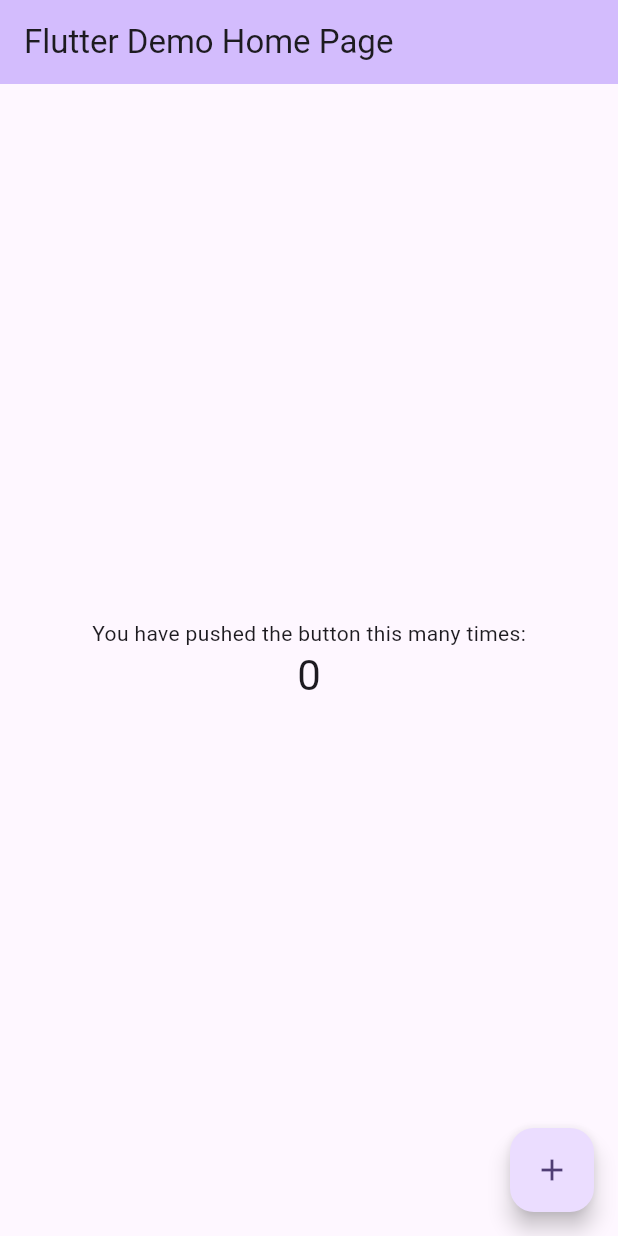
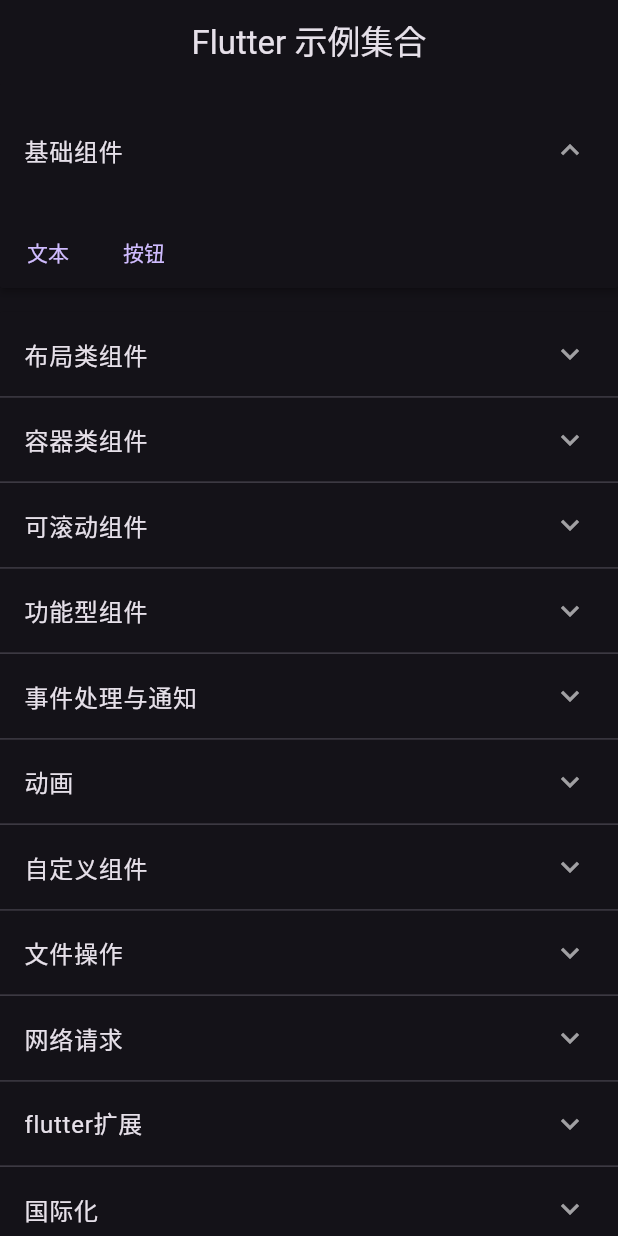
Before and after one commit to iotzzh/zh-flutter-demos, a Flutter app: the screen it shows after launch, on a phone screen of 412 x 824 dp. Run offline on Flutter 3.47's test engine with Material 2 defaults, Android fonts, the phone set to English and light mode, and no system bars.

Commit message:
初始化代码

```diff
--- a/lib/main.dart
+++ b/lib/main.dart
@@ -1,125 +1,222 @@
 import 'package:flutter/material.dart';
+import 'package:zh_flutter_demos/views/basic/text_style.dart';
 
-void main() {
-  runApp(const MyApp());
-}
+void main() => runApp(const MyApp());
 
 class MyApp extends StatelessWidget {
   const MyApp({super.key});
 
-  // This widget is the root of your application.
+  static const String _title = 'Flutter 示例集合';
+
   @override
   Widget build(BuildContext context) {
     return MaterialApp(
-      title: 'Flutter Demo',
-      theme: ThemeData(
-        // This is the theme of your application.
-        //
-        // TRY THIS: Try running your application with "flutter run". You'll see
-        // the application has a blue toolbar. Then, without quitting the app,
-        // try changing the seedColor in the colorScheme below to Colors.green
-        // and then invoke "hot reload" (save your changes or press the "hot
-        // reload" button in a Flutter-supported IDE, or press "r" if you used
-        // the command line to start the app).
-        //
-        // Notice that the counter didn't reset back to zero; the application
-        // state is not lost during the reload. To reset the state, use hot
-        // restart instead.
-        //
-        // This works for code too, not just values: Most code changes can be
-        // tested with just a hot reload.
-        colorScheme: ColorScheme.fromSeed(seedColor: Colors.deepPurple),
-        useMaterial3: true,
+      title: _title,
+      theme: ThemeData.dark(useMaterial3: true),
+      home: Scaffold(
+        appBar: AppBar(title: const Text(_title), centerTitle: true),
+        body: const MyStatefulWidget(),
       ),
-      home: const MyHomePage(title: 'Flutter Demo Home Page'),
+      routes: {
+        'text_style': (context) => const ZHTextStyle(),
+      },
     );
   }
 }
 
-class MyHomePage extends StatefulWidget {
-  const MyHomePage({super.key, required this.title});
+// stores ExpansionPanel state information
+class Item {
+  Item({
+    required this.headerValue,
+    required this.buttons,
+    this.isExpanded = false,
+  });
 
-  // This widget is the home page of your application. It is stateful, meaning
-  // that it has a State object (defined below) that contains fields that affect
-  // how it looks.
+  String headerValue;
+  bool isExpanded;
+  List<ItemButton> buttons;
+}
 
-  // This class is the configuration for the state. It holds the values (in this
-  // case the title) provided by the parent (in this case the App widget) and
-  // used by the build method of the State. Fields in a Widget subclass are
-  // always marked "final".
+class ItemButton {
+  ItemButton({
+    required this.text,
+    required this.routeName,
+  });
+  String text;
+  String routeName;
+}
 
-  final String title;
+List<Item> generateItems() {
+  var items = [
+    Item(headerValue: '基础组件', buttons: [
+      ItemButton(
+        text: '文本',
+        routeName: 'text_style',
+      ),
+      ItemButton(
+        text: '按钮',
+        routeName: 'text_style',
+      )
+    ]),
+    Item(headerValue: '布局类组件', buttons: [
+      ItemButton(
+        text: '文本',
+        routeName: 'text_style',
+      )
+    ]),
+    Item(headerValue: '容器类组件', buttons: [
+      ItemButton(
+        text: '文本',
+        routeName: 'text_style',
+      )
+    ]),
+    Item(headerValue: '可滚动组件', buttons: [
+      ItemButton(
+        text: '文本',
+        routeName: 'text_style',
+      )
+    ]),
+    Item(headerValue: '功能型组件', buttons: [
+      ItemButton(
+        text: '文本',
+        routeName: 'text_style',
+      )
+    ]),
+    Item(headerValue: '事件处理与通知', buttons: [
+      ItemButton(
+        text: '文本',
+        routeName: 'text_style',
+      )
+    ]),
+    Item(headerValue: '动画', buttons: [
+      ItemButton(
+        text: '文本',
+        routeName: 'text_style',
+      )
+    ]),
+    Item(headerValue: '自定义组件', buttons: [
+      ItemButton(
+        text: '文本',
+        routeName: 'text_style',
+      )
+    ]),
+    Item(headerValue: '文件操作', buttons: [
+      ItemButton(
+        text: '文本',
+        routeName: 'text_style',
+      )
+    ]),
+    Item(headerValue: '网络请求', buttons: [
+      ItemButton(
+        text: '文本',
+        routeName: 'text_style',
+      )
+    ]),
+    Item(headerValue: 'flutter扩展', buttons: [
+      ItemButton(
+        text: '文本',
+        routeName: 'text_style',
+      )
+    ]),
+    Item(headerValue: '国际化', buttons: [
+      ItemButton(
+        text: '文本',
+        routeName: 'text_style',
+      )
+    ]),
+    Item(headerValue: '其他', buttons: [
+      ItemButton(
+        text: '文本',
+        routeName: 'text_style',
+      )
+    ]),
+  ];
+
+  return List<Item>.generate(items.length, (int index) {
+    return Item(
+      headerValue: items[index].headerValue,
+      isExpanded: index == 0,
+      buttons: items[index].buttons,
+    );
+  });
+}
+
+class MyStatefulWidget extends StatefulWidget {
+  const MyStatefulWidget({super.key});
 
   @override
-  State<MyHomePage> createState() => _MyHomePageState();
+  State<MyStatefulWidget> createState() => _MyStatefulWidgetState();
 }
 
-class _MyHomePageState extends State<MyHomePage> {
-  int _counter = 0;
-
-  void _incrementCounter() {
-    setState(() {
-      // This call to setState tells the Flutter framework that something has
-      // changed in this State, which causes it to rerun the build method below
-      // so that the display can reflect the updated values. If we changed
-      // _counter without calling setState(), then the build method would not be
-      // called again, and so nothing would appear to happen.
-      _counter++;
-    });
-  }
+class _MyStatefulWidgetState extends State<MyStatefulWidget> {
+  final List<Item> _data = generateItems();
 
   @override
   Widget build(BuildContext context) {
-    // This method is rerun every time setState is called, for instance as done
-    // by the _incrementCounter method above.
-    //
-    // The Flutter framework has been optimized to make rerunning build methods
-    // fast, so that you can just rebuild anything that needs updating rather
-    // than having to individually change instances of widgets.
-    return Scaffold(
-      appBar: AppBar(
-        // TRY THIS: Try changing the color here to a specific color (to
-        // Colors.amber, perhaps?) and trigger a hot reload to see the AppBar
-        // change color while the other colors stay the same.
-        backgroundColor: Theme.of(context).colorScheme.inversePrimary,
-        // Here we take the value from the MyHomePage object that was created by
-        // the App.build method, and use it to set our appbar title.
-        title: Text(widget.title),
+    return SingleChildScrollView(
+      child: Container(
+        child: _buildPanel(),
       ),
-      body: Center(
-        // Center is a layout widget. It takes a single child and positions it
-        // in the middle of the parent.
-        child: Column(
-          // Column is also a layout widget. It takes a list of children and
-          // arranges them vertically. By default, it sizes itself to fit its
-          // children horizontally, and tries to be as tall as its parent.
-          //
-          // Column has various properties to control how it sizes itself and
-          // how it positions its children. Here we use mainAxisAlignment to
-          // center the children vertically; the main axis here is the vertical
-          // axis because Columns are vertical (the cross axis would be
-          // horizontal).
-          //
-          // TRY THIS: Invoke "debug painting" (choose the "Toggle Debug Paint"
-          // action in the IDE, or press "p" in the console), to see the
-          // wireframe for each widget.
-          mainAxisAlignment: MainAxisAlignment.center,
-          children: <Widget>[
-            const Text(
-              'You have pushed the button this many times:',
-            ),
-            Text(
-              '$_counter',
-              style: Theme.of(context).textTheme.headlineMedium,
-            ),
-          ],
-        ),
-      ),
-      floatingActionButton: FloatingActionButton(
-        onPressed: _incrementCounter,
-        tooltip: 'Increment',
-        child: const Icon(Icons.add),
-      ), // This trailing comma makes auto-formatting nicer for build methods.
+    );
+  }
+
+  Widget _buildPanel() {
+    return ExpansionPanelList(
+      expansionCallback: (int index, bool isExpanded) {
+        setState(() {
+          _data[index].isExpanded = !isExpanded;
+        });
+      },
+      children: _data.map<ExpansionPanel>((Item item) {
+        return ExpansionPanel(
+          headerBuilder: (BuildContext context, bool isExpanded) {
+            return ListTile(
+              title: Text(item.headerValue),
+            );
+          },
+          body: Flex(
+            direction: Axis.horizontal,
+            children: item.buttons.map<Widget>((ItemButton button) {
+              return TextButton(
+                  onPressed: () {
+                    Navigator.pushNamed(context, button.routeName);
+                  },
+                  child: Text(
+                    button.text,
+                    textAlign: TextAlign.center,
+                  ));
+            }).toList(),
+            // [
+            //   ElevatedButton(
+            //     child: const Text(
+            //       '文本',
+            //       textAlign: TextAlign.center,
+            //       textDirection: TextDirection.ltr,
+            //     ),
+            //     onPressed: () {
+            //       Navigator.pushNamed(
+            //         context,
+            //         'text_style',
+            //       );
+            //     },
+            //   ),
+            //   TextButton(
+            //     child: const Text(
+            //       '文本',
+            //       textAlign: TextAlign.center,
+            //     ),
+            //     onPressed: () {
+            //       Navigator.pushNamed(
+            //         context,
+            //         'text_style',
+            //       );
+            //     },
+            //   ),
+            // ]
+          ),
+          isExpanded: item.isExpanded,
+        );
+      }).toList(),
     );
   }
 }
--- /dev/null
+++ b/lib/views/basic/text_style.dart
@@ -0,0 +1,21 @@
+import 'package:flutter/material.dart';
+
+class ZHTextStyle extends StatefulWidget {
+  const ZHTextStyle({Key? key}) : super(key: key);
+  @override
+  State<StatefulWidget> createState() {
+    return ZHTextStyleState();
+  }
+}
+
+class ZHTextStyleState extends State<ZHTextStyle> {
+  @override
+  Widget build(BuildContext context) {
+    return Scaffold(
+      appBar: AppBar(
+        title: const Text('Text Style'),
+        centerTitle: true,
+      ),
+    );
+  }
+}
--- /dev/null
+++ b/lib/views/layout/text_style.dart
@@ -0,0 +1,21 @@
+import 'package:flutter/material.dart';
+
+class ZHTextStyle extends StatefulWidget {
+  const ZHTextStyle({Key? key}) : super(key: key);
+  @override
+  State<StatefulWidget> createState() {
+    return ZHTextStyleState();
+  }
+}
+
+class ZHTextStyleState extends State<ZHTextStyle> {
+  @override
+  Widget build(BuildContext context) {
+    return Scaffold(
+      appBar: AppBar(
+        title: const Text('Text Style'),
+        centerTitle: true,
+      ),
+    );
+  }
+}
```
